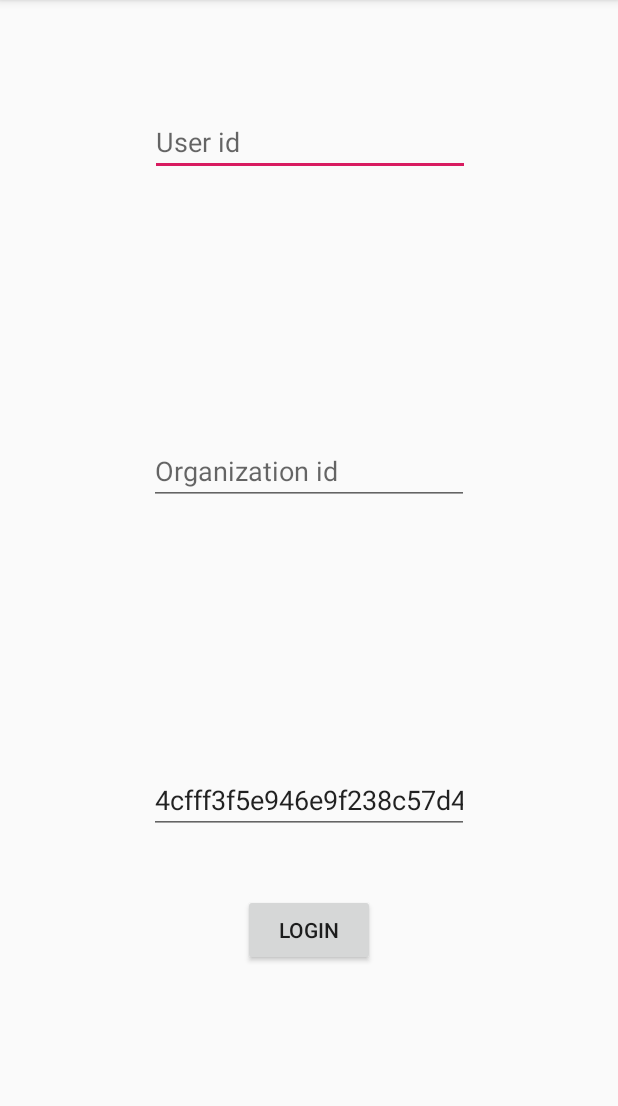
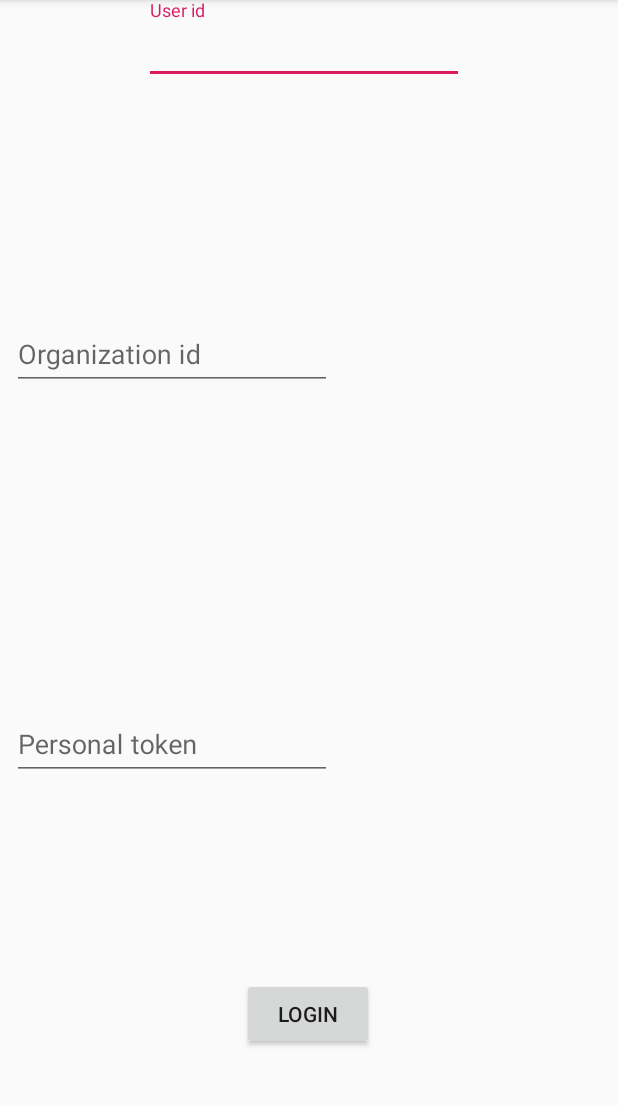
Before and after one commit to BOLT04/YAMA, an Android app: the LoginActivity screen opened directly, with no data from a screen before it, on a phone screen of 412 x 824 dp, the part 84-1190 px from its top. Run offline under Robolectric (Android 15) with nearby library versions, the light colour scheme and no system bars; our stand-ins replace Volley.

Commit message:
changed editText to TextInputLayout

```diff
--- a/YAMA/app/src/main/res/layout/activity_login.xml
+++ b/YAMA/app/src/main/res/layout/activity_login.xml
@@ -6,7 +6,14 @@
     android:layout_height="match_parent"
     tools:context=".activity.LoginActivity">
 
-    <EditText
+    <com.google.android.material.textfield.TextInputLayout
+        android:layout_width="wrap_content"
+        android:layout_height="wrap_content"
+        android:layout_marginStart="88dp"
+        app:layout_constraintStart_toStartOf="parent"
+        app:layout_constraintTop_toTopOf="parent">
+
+        <com.google.android.material.textfield.TextInputEditText
             android:id="@+id/login_userID"
             android:layout_width="wrap_content"
             android:layout_height="wrap_content"
@@ -15,42 +22,66 @@
             android:layout_marginEnd="8dp"
             android:ems="10"
             android:hint="@string/user_id"
-        android:inputType="textPersonName"
+            android:inputType="number"
+            app:errorEnabled="true"
             app:layout_constraintEnd_toEndOf="parent"
             app:layout_constraintHorizontal_bias="0.503"
             app:layout_constraintStart_toStartOf="parent"
             app:layout_constraintTop_toTopOf="parent" />
 
-    <EditText
+    </com.google.android.material.textfield.TextInputLayout>
+
+    <com.google.android.material.textfield.TextInputLayout
+        android:layout_width="match_parent"
+        android:layout_height="wrap_content"
+        android:layout_marginTop="204dp"
+        app:layout_constraintStart_toStartOf="parent"
+        app:layout_constraintTop_toTopOf="parent">
+
+        <com.google.android.material.textfield.TextInputEditText
             android:id="@+id/login_orgID"
             android:layout_width="wrap_content"
             android:layout_height="wrap_content"
             android:layout_marginStart="8dp"
-        android:layout_marginTop="8dp"
+            android:layout_marginTop="72dp"
             android:layout_marginEnd="8dp"
-        android:layout_marginBottom="8dp"
             android:ems="10"
             android:hint="@string/organization_id"
-        android:inputType="textPersonName"
-        app:layout_constraintBottom_toTopOf="@+id/login_personalToken"
+            android:inputType="number"
+            app:errorEnabled="true"
             app:layout_constraintEnd_toEndOf="parent"
+            app:layout_constraintHorizontal_bias="0.503"
             app:layout_constraintStart_toStartOf="parent"
-        app:layout_constraintTop_toBottomOf="@+id/login_userID" />
+            app:layout_constraintTop_toTopOf="parent" />
 
-    <EditText
+    </com.google.android.material.textfield.TextInputLayout>
+
+    <com.google.android.material.textfield.TextInputLayout
+        android:layout_width="match_parent"
+        android:layout_height="wrap_content"
+        android:layout_marginTop="340dp"
+        android:layout_marginBottom="8dp"
+        app:layout_constraintBottom_toTopOf="@+id/login_btn"
+        app:layout_constraintStart_toStartOf="parent"
+        app:layout_constraintTop_toTopOf="parent">
+
+        <com.google.android.material.textfield.TextInputEditText
             android:id="@+id/login_personalToken"
             android:layout_width="wrap_content"
             android:layout_height="wrap_content"
             android:layout_marginStart="8dp"
+            android:layout_marginTop="72dp"
             android:layout_marginEnd="8dp"
-        android:layout_marginBottom="40dp"
             android:ems="10"
             android:hint="@string/personal_token"
-        android:inputType="textPersonName"
-        android:text="4cfff3f5e946e9f238c57d4c2160975baebf49dc"
-        app:layout_constraintBottom_toTopOf="@+id/login_btn"
+            android:inputType="number"
+            app:errorEnabled="true"
             app:layout_constraintEnd_toEndOf="parent"
-        app:layout_constraintStart_toStartOf="parent" />
+            app:layout_constraintHorizontal_bias="0.503"
+            app:layout_constraintStart_toStartOf="parent"
+            app:layout_constraintTop_toTopOf="parent" />
+
+    </com.google.android.material.textfield.TextInputLayout>
 
     <Button
         android:id="@+id/login_btn"
@@ -58,10 +89,11 @@
         android:layout_height="wrap_content"
         android:layout_marginStart="8dp"
         android:layout_marginEnd="8dp"
-        android:layout_marginBottom="124dp"
+        android:layout_marginBottom="68dp"
         android:text="@string/login_btn"
         app:layout_constraintBottom_toBottomOf="parent"
         app:layout_constraintEnd_toEndOf="parent"
+        app:layout_constraintHorizontal_bias="0.498"
         app:layout_constraintStart_toStartOf="parent" />
 
 </androidx.constraintlayout.widget.ConstraintLayout>
```
Lines whose indentation alone changed are shown as unchanged.
